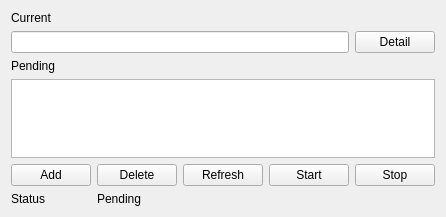
Above: client/view/pendinglist.ui from fdar0536/Simple-Task-Queue before the change. Below: the same form after it.
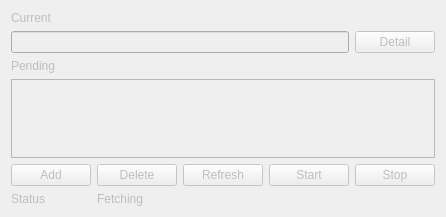
That is the form after the change.

Commit message: feat: add ui for the pending list

```diff
--- a/client/view/pendinglist.ui
+++ b/client/view/pendinglist.ui
@@ -2,11 +2,14 @@
 <ui version="4.0">
  <class>PendingList</class>
  <widget class="QWidget" name="PendingList">
+  <property name="enabled">
+   <bool>false</bool>
+  </property>
   <property name="geometry">
    <rect>
     <x>0</x>
     <y>0</y>
-    <width>417</width>
+    <width>434</width>
     <height>217</height>
    </rect>
   </property>
@@ -17,7 +20,7 @@
    <item row="5" column="1" colspan="4">
     <widget class="QLabel" name="status">
      <property name="text">
-      <string>Pending</string>
+      <string>Fetching</string>
      </property>
     </widget>
    </item>
```
Left out of the diff: 5 changed lines with no effect on the pictures. The commit also changes 25 other files.
